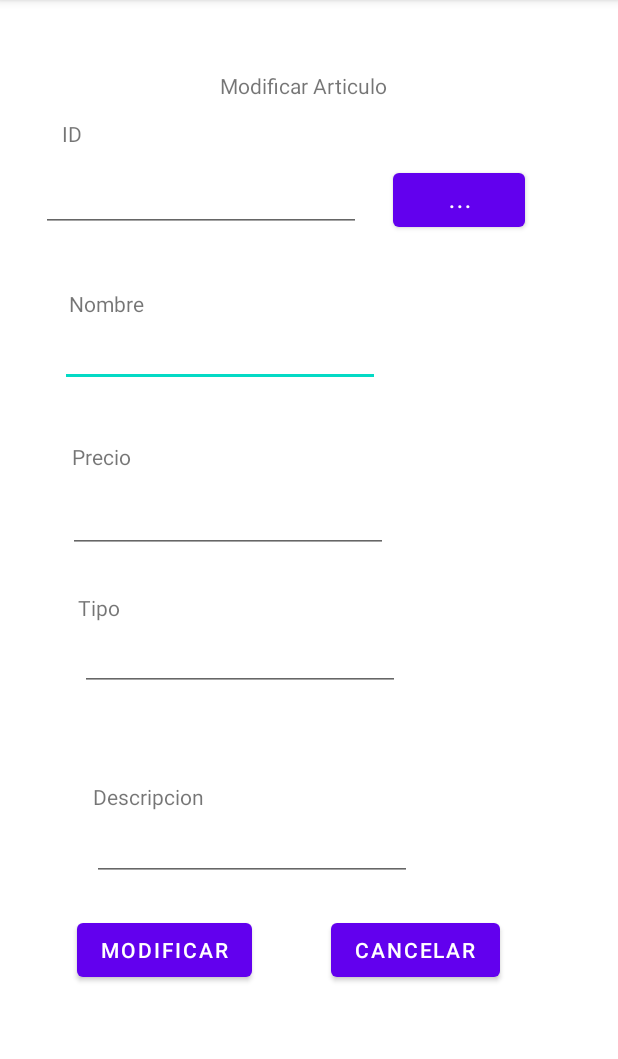
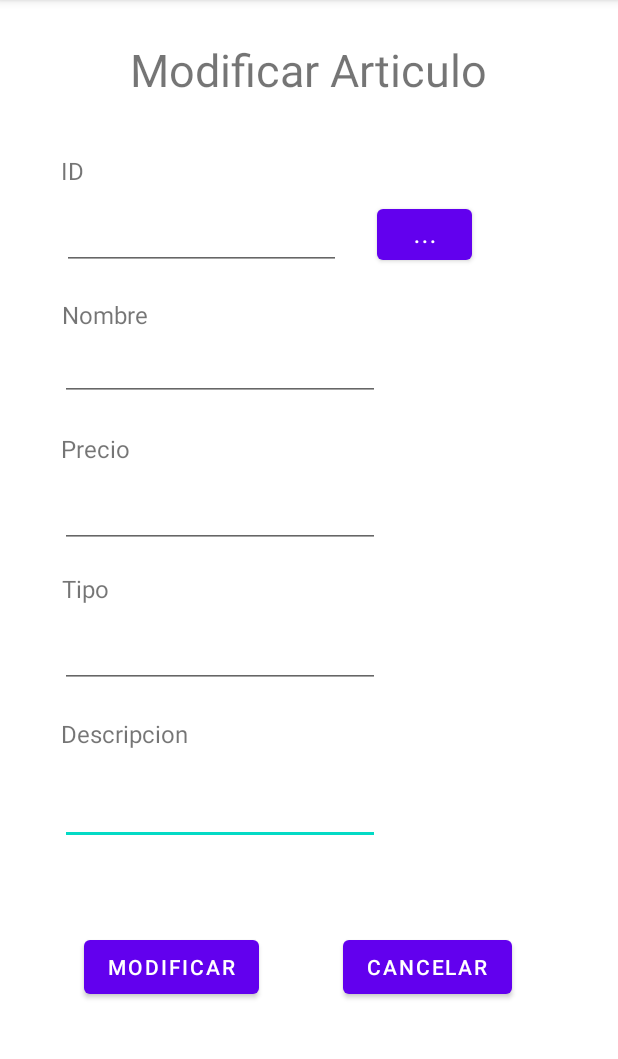
Before and after one commit to juan11010/ExamenAppsMoviles, an Android app: the MainActivityModificar screen opened directly, with no data from a screen before it, on a phone screen of 412 x 824 dp, the part 84-1143 px from its top. Run offline under Robolectric (Android 15) with nearby library versions, the phone set to English and light mode, and no system bars.

Commit message:
Gui terminado

```diff
--- a/app/src/main/res/layout/activity_main_listar.xml
+++ b/app/src/main/res/layout/activity_main_listar.xml
@@ -19,9 +19,11 @@
 
     <TextView
         android:id="@+id/textViewMostrarA"
-        android:layout_width="153dp"
-        android:layout_height="34dp"
+        android:layout_width="250dp"
+        android:layout_height="50dp"
         android:text="Mostrar Articulo"
+        android:textAlignment="center"
+        android:textSize="30sp"
         app:layout_constraintBottom_toBottomOf="parent"
         app:layout_constraintEnd_toEndOf="parent"
         app:layout_constraintHorizontal_bias="0.465"
--- a/app/src/main/res/layout/activity_main_modificar.xml
+++ b/app/src/main/res/layout/activity_main_modificar.xml
@@ -8,63 +8,30 @@
 
     <TextView
         android:id="@+id/textViewModificarA"
+        android:layout_width="250dp"
+        android:layout_height="50dp"
+        android:text="Modificar Articulo"
+        android:textAlignment="center"
+        android:textSize="30sp"
+        app:layout_constraintBottom_toBottomOf="parent"
+        app:layout_constraintEnd_toEndOf="parent"
+        app:layout_constraintHorizontal_bias="0.496"
+        app:layout_constraintStart_toStartOf="parent"
+        app:layout_constraintTop_toTopOf="parent"
+        app:layout_constraintVertical_bias="0.036" />
+
+    <EditText
+        android:id="@+id/editTextDesM"
         android:layout_width="wrap_content"
         android:layout_height="wrap_content"
-        android:text="Modificar Articulo"
+        android:ems="10"
+        android:inputType="textPersonName"
         app:layout_constraintBottom_toBottomOf="parent"
         app:layout_constraintEnd_toEndOf="parent"
-        app:layout_constraintHorizontal_bias="0.488"
+        app:layout_constraintHorizontal_bias="0.203"
         app:layout_constraintStart_toStartOf="parent"
         app:layout_constraintTop_toTopOf="parent"
-        app:layout_constraintVertical_bias="0.063" />
-
-    <TextView
-        android:id="@+id/textViewIdM"
-        android:layout_width="wrap_content"
-        android:layout_height="wrap_content"
-        android:text="ID"
-        app:layout_constraintBottom_toBottomOf="parent"
-        app:layout_constraintEnd_toEndOf="parent"
-        app:layout_constraintHorizontal_bias="0.103"
-        app:layout_constraintStart_toStartOf="parent"
-        app:layout_constraintTop_toTopOf="parent"
-        app:layout_constraintVertical_bias="0.106" />
-
-    <TextView
-        android:id="@+id/textViewNomM"
-        android:layout_width="wrap_content"
-        android:layout_height="wrap_content"
-        android:text="Nombre"
-        app:layout_constraintBottom_toBottomOf="parent"
-        app:layout_constraintEnd_toEndOf="parent"
-        app:layout_constraintHorizontal_bias="0.127"
-        app:layout_constraintStart_toStartOf="parent"
-        app:layout_constraintTop_toTopOf="parent"
-        app:layout_constraintVertical_bias="0.257" />
-
-    <TextView
-        android:id="@+id/textViewTipoM"
-        android:layout_width="wrap_content"
-        android:layout_height="wrap_content"
-        android:text="Tipo"
-        app:layout_constraintBottom_toBottomOf="parent"
-        app:layout_constraintEnd_toEndOf="parent"
-        app:layout_constraintHorizontal_bias="0.135"
-        app:layout_constraintStart_toStartOf="parent"
-        app:layout_constraintTop_toTopOf="parent"
-        app:layout_constraintVertical_bias="0.528" />
-
-    <TextView
-        android:id="@+id/textViewDesM"
-        android:layout_width="wrap_content"
-        android:layout_height="wrap_content"
-        android:text="Descripcion"
-        app:layout_constraintBottom_toBottomOf="parent"
-        app:layout_constraintEnd_toEndOf="parent"
-        app:layout_constraintHorizontal_bias="0.183"
-        app:layout_constraintStart_toStartOf="parent"
-        app:layout_constraintTop_toTopOf="parent"
-        app:layout_constraintVertical_bias="0.696" />
+        app:layout_constraintVertical_bias="0.717" />
 
     <EditText
         android:id="@+id/editTextNomM"
@@ -77,7 +44,85 @@
         app:layout_constraintHorizontal_bias="0.203"
         app:layout_constraintStart_toStartOf="parent"
         app:layout_constraintTop_toTopOf="parent"
-        app:layout_constraintVertical_bias="0.294" />
+        app:layout_constraintVertical_bias="0.307" />
+
+    <TextView
+        android:id="@+id/textViewPriceM"
+        android:layout_width="wrap_content"
+        android:layout_height="wrap_content"
+        android:text="Precio"
+        android:textSize="16sp"
+        app:layout_constraintBottom_toBottomOf="parent"
+        app:layout_constraintEnd_toEndOf="parent"
+        app:layout_constraintHorizontal_bias="0.112"
+        app:layout_constraintStart_toStartOf="parent"
+        app:layout_constraintTop_toTopOf="parent"
+        app:layout_constraintVertical_bias="0.386" />
+
+    <TextView
+        android:id="@+id/textViewDesM"
+        android:layout_width="wrap_content"
+        android:layout_height="wrap_content"
+        android:text="Descripcion"
+        android:textSize="16sp"
+        app:layout_constraintBottom_toBottomOf="parent"
+        app:layout_constraintEnd_toEndOf="parent"
+        app:layout_constraintHorizontal_bias="0.125"
+        app:layout_constraintStart_toStartOf="parent"
+        app:layout_constraintTop_toTopOf="parent"
+        app:layout_constraintVertical_bias="0.641" />
+
+    <TextView
+        android:id="@+id/textViewNomM"
+        android:layout_width="wrap_content"
+        android:layout_height="wrap_content"
+        android:text="Nombre"
+        android:textSize="16sp"
+        app:layout_constraintBottom_toBottomOf="parent"
+        app:layout_constraintEnd_toEndOf="parent"
+        app:layout_constraintHorizontal_bias="0.116"
+        app:layout_constraintStart_toStartOf="parent"
+        app:layout_constraintTop_toTopOf="parent"
+        app:layout_constraintVertical_bias="0.266" />
+
+    <EditText
+        android:id="@+id/editTextTipoM"
+        android:layout_width="wrap_content"
+        android:layout_height="wrap_content"
+        android:ems="10"
+        android:inputType="textPersonName"
+        app:layout_constraintBottom_toBottomOf="parent"
+        app:layout_constraintEnd_toEndOf="parent"
+        app:layout_constraintHorizontal_bias="0.203"
+        app:layout_constraintStart_toStartOf="parent"
+        app:layout_constraintTop_toTopOf="parent"
+        app:layout_constraintVertical_bias="0.572" />
+
+    <TextView
+        android:id="@+id/textViewIdM"
+        android:layout_width="wrap_content"
+        android:layout_height="wrap_content"
+        android:text="ID"
+        android:textSize="16sp"
+        app:layout_constraintBottom_toBottomOf="parent"
+        app:layout_constraintEnd_toEndOf="parent"
+        app:layout_constraintHorizontal_bias="0.103"
+        app:layout_constraintStart_toStartOf="parent"
+        app:layout_constraintTop_toTopOf="parent"
+        app:layout_constraintVertical_bias="0.138" />
+
+    <EditText
+        android:id="@+id/editTextIdM"
+        android:layout_width="186dp"
+        android:layout_height="47dp"
+        android:ems="10"
+        android:inputType="number"
+        app:layout_constraintBottom_toBottomOf="parent"
+        app:layout_constraintEnd_toEndOf="parent"
+        app:layout_constraintHorizontal_bias="0.182"
+        app:layout_constraintStart_toStartOf="parent"
+        app:layout_constraintTop_toTopOf="parent"
+        app:layout_constraintVertical_bias="0.184" />
 
     <EditText
         android:id="@+id/editTextPriceM"
@@ -87,61 +132,35 @@
         android:inputType="numberDecimal"
         app:layout_constraintBottom_toBottomOf="parent"
         app:layout_constraintEnd_toEndOf="parent"
-        app:layout_constraintHorizontal_bias="0.228"
+        app:layout_constraintHorizontal_bias="0.203"
         app:layout_constraintStart_toStartOf="parent"
         app:layout_constraintTop_toTopOf="parent"
-        app:layout_constraintVertical_bias="0.447" />
+        app:layout_constraintVertical_bias="0.443" />
 
-    <EditText
-        android:id="@+id/editTextTipoM"
+    <TextView
+        android:id="@+id/textViewTipoM"
         android:layout_width="wrap_content"
         android:layout_height="wrap_content"
-        android:ems="10"
-        android:inputType="textPersonName"
+        android:text="Tipo"
+        android:textSize="16sp"
         app:layout_constraintBottom_toBottomOf="parent"
         app:layout_constraintEnd_toEndOf="parent"
-        app:layout_constraintHorizontal_bias="0.268"
+        app:layout_constraintHorizontal_bias="0.108"
         app:layout_constraintStart_toStartOf="parent"
         app:layout_constraintTop_toTopOf="parent"
-        app:layout_constraintVertical_bias="0.575" />
-
-    <EditText
-        android:id="@+id/editTextIdM"
-        android:layout_width="wrap_content"
-        android:layout_height="wrap_content"
-        android:ems="10"
-        android:inputType="number"
-        app:layout_constraintBottom_toBottomOf="parent"
-        app:layout_constraintEnd_toEndOf="parent"
-        app:layout_constraintHorizontal_bias="0.139"
-        app:layout_constraintStart_toStartOf="parent"
-        app:layout_constraintTop_toTopOf="parent"
-        app:layout_constraintVertical_bias="0.151" />
-
-    <EditText
-        android:id="@+id/editTextDesM"
-        android:layout_width="wrap_content"
-        android:layout_height="wrap_content"
-        android:ems="10"
-        android:inputType="textPersonName"
-        app:layout_constraintBottom_toBottomOf="parent"
-        app:layout_constraintEnd_toEndOf="parent"
-        app:layout_constraintHorizontal_bias="0.308"
-        app:layout_constraintStart_toStartOf="parent"
-        app:layout_constraintTop_toTopOf="parent"
-        app:layout_constraintVertical_bias="0.75" />
+        app:layout_constraintVertical_bias="0.511" />
 
     <Button
         android:id="@+id/buttonAutoCompleteM"
-        android:layout_width="wrap_content"
-        android:layout_height="wrap_content"
+        android:layout_width="63dp"
+        android:layout_height="46dp"
         android:text="..."
         app:layout_constraintBottom_toBottomOf="parent"
         app:layout_constraintEnd_toEndOf="parent"
-        app:layout_constraintHorizontal_bias="0.808"
+        app:layout_constraintHorizontal_bias="0.721"
         app:layout_constraintStart_toStartOf="parent"
         app:layout_constraintTop_toTopOf="parent"
-        app:layout_constraintVertical_bias="0.152" />
+        app:layout_constraintVertical_bias="0.185" />
 
     <Button
         android:id="@+id/buttonModificarM"
@@ -150,10 +169,10 @@
         android:text="Modificar"
         app:layout_constraintBottom_toBottomOf="parent"
         app:layout_constraintEnd_toEndOf="parent"
-        app:layout_constraintHorizontal_bias="0.173"
+        app:layout_constraintHorizontal_bias="0.19"
         app:layout_constraintStart_toStartOf="parent"
         app:layout_constraintTop_toTopOf="parent"
-        app:layout_constraintVertical_bias="0.846" />
+        app:layout_constraintVertical_bias="0.862" />
 
     <Button
         android:id="@+id/buttonCancelarM"
@@ -162,21 +181,9 @@
         android:text="Cancelar"
         app:layout_constraintBottom_toBottomOf="parent"
         app:layout_constraintEnd_toEndOf="parent"
-        app:layout_constraintHorizontal_bias="0.737"
+        app:layout_constraintHorizontal_bias="0.764"
         app:layout_constraintStart_toStartOf="parent"
         app:layout_constraintTop_toTopOf="parent"
-        app:layout_constraintVertical_bias="0.846" />
-
-    <TextView
-        android:id="@+id/textViewPriceM"
-        android:layout_width="wrap_content"
-        android:layout_height="wrap_content"
-        android:text="Precio"
-        app:layout_constraintBottom_toBottomOf="parent"
-        app:layout_constraintEnd_toEndOf="parent"
-        app:layout_constraintHorizontal_bias="0.129"
-        app:layout_constraintStart_toStartOf="parent"
-        app:layout_constraintTop_toTopOf="parent"
-        app:layout_constraintVertical_bias="0.394" />
+        app:layout_constraintVertical_bias="0.862" />
 
 </androidx.constraintlayout.widget.ConstraintLayout>
```
Also changed, not shown: app/src/main/res/layout/activity_main_eliminar.xml (+46 -37 lines).
